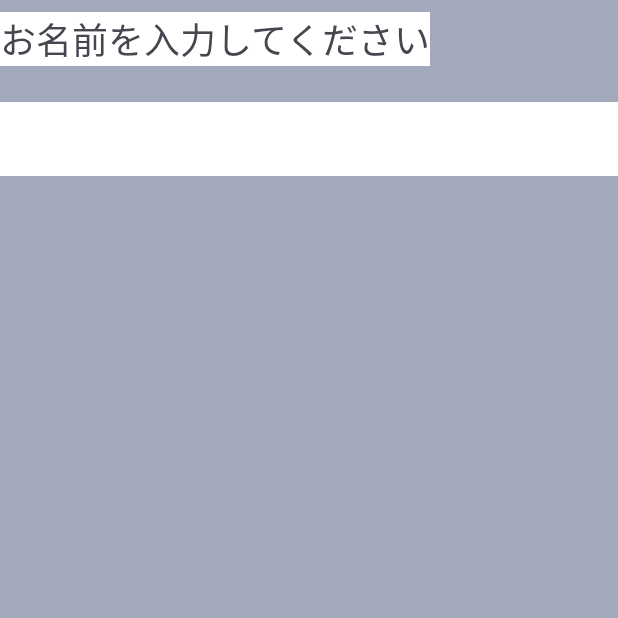
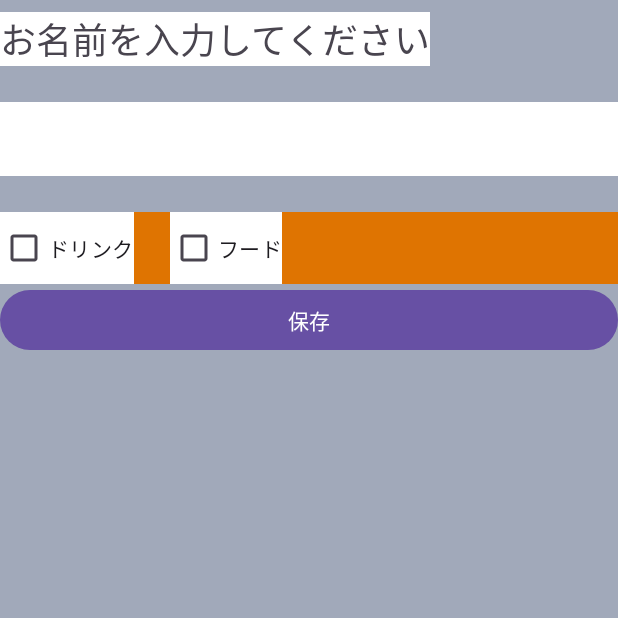
Before and after one commit to its22013/Android1, an Android app: the screen it shows after launch (MainActivity), on a phone screen of 412 x 824 dp, the top half of it. Run offline under Robolectric (Android 15) with nearby library versions, the phone set to English and light mode, and no system bars.

Commit message:
3.4の終わり.ボタンを置いた

```diff
--- a/ViwSample/app/src/main/res/layout/activity_main.xml
+++ b/ViwSample/app/src/main/res/layout/activity_main.xml
@@ -27,4 +27,32 @@
        android:background="#ffffff"
        android:inputType="text" />
 
+   <LinearLayout
+       android:layout_width="match_parent"
+       android:layout_height="wrap_content"
+       android:background="#df7401"
+       android:orientation="horizontal">
+
+      <CheckBox
+          android:id="@+id/cd_drink"
+          android:layout_width="wrap_content"
+          android:layout_height="wrap_content"
+          android:layout_marginEnd="24dp"
+          android:background="#ffffff"
+          android:text="@string/cb_drink" />
+
+      <CheckBox
+          android:id="@+id/cd_food"
+          android:layout_width="wrap_content"
+          android:layout_height="wrap_content"
+          android:background="#ffffff"
+          android:text="@string/cb_food" />
+   </LinearLayout>
+
+   <Button
+       android:id="@+id/btSave"
+       android:layout_width="match_parent"
+       android:layout_height="wrap_content"
+       android:text="@string/bt_save" />
+
 </LinearLayout>
--- a/ViwSample/app/src/main/res/values/strings.xml
+++ b/ViwSample/app/src/main/res/values/strings.xml
@@ -1,4 +1,7 @@
 <resources>
     <string name="app_name">画面部品サンプル</string>
     <string name="tv_msg">お名前を入力してください</string>
+    <string name="bt_save">保存</string>
+    <string name="cb_drink">ドリンク</string>
+    <string name="cb_food">フード</string>
 </resources>
```
